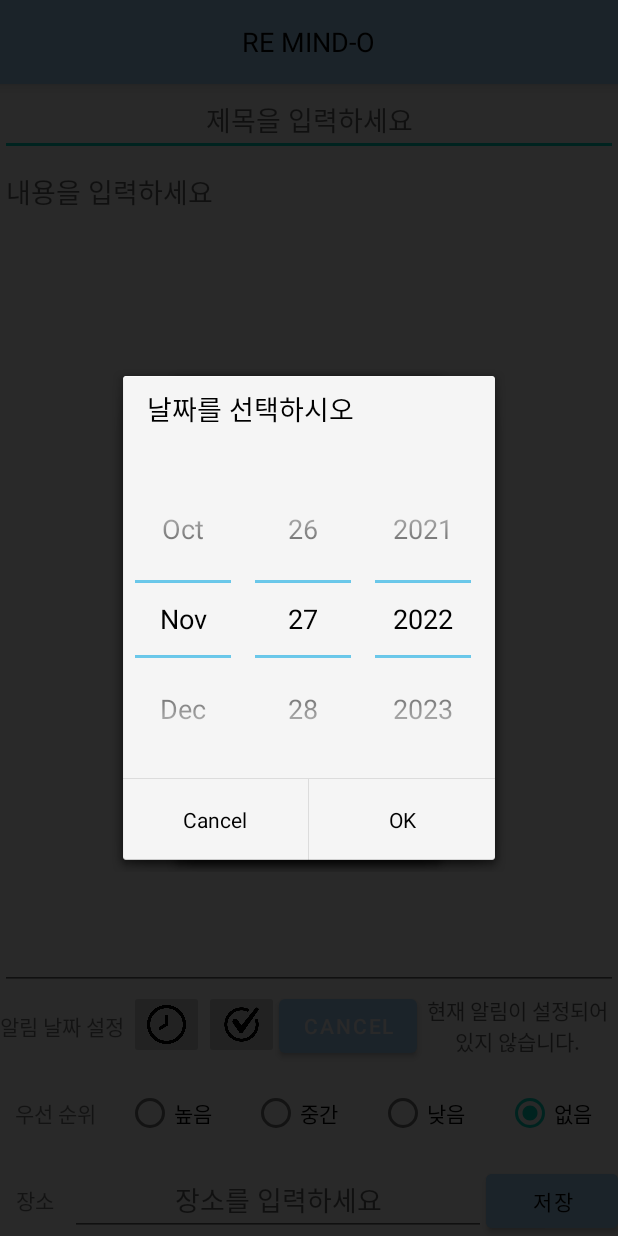
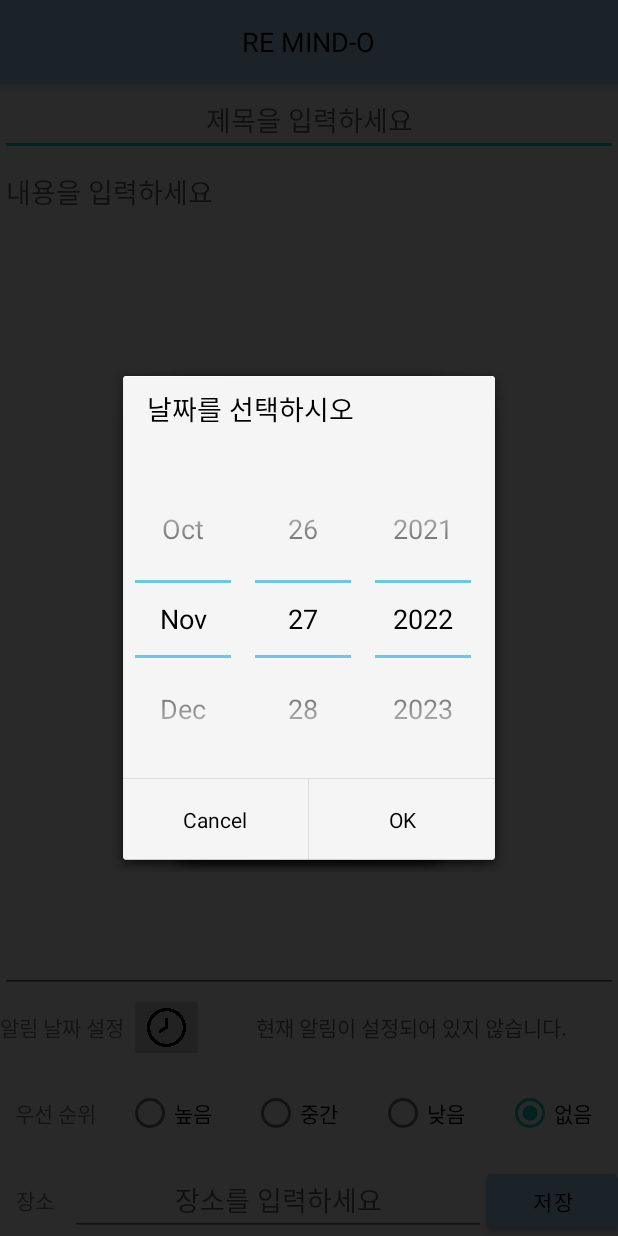
Before and after one commit to gmlwls768/reminder_android, an Android app: the WorkActivity screen opened directly, with no data from a screen before it, after a tap on an icon or button, on a phone screen of 412 x 824 dp. Run offline under Robolectric (Android 15) with nearby library versions, the phone set to English and light mode, and no system bars.

Commit message:
알림 반영버튼 제거(알림 dialog를 통해 설정시 자동으로 TextView에 반영)

```diff
--- a/app/src/main/java/com/example/reminder_project/MainActivity.java
+++ b/app/src/main/java/com/example/reminder_project/MainActivity.java
@@ -65,11 +65,11 @@ public class MainActivity extends AppCompatActivity {
         nonePriorityItem = new LinkedList<>(); //우선순위 없은 목록
 
         while (cursor.moveToNext()) {
-//            String result = "";
-//            for (int i = 0; i < 8; i++) {
-//                result += cursor.getString(i) + " ";
-//            }
-//            System.out.println("DB DATA: " + result);
+            String result = "";
+            for (int i = 0; i < 8; i++) {
+                result += cursor.getString(i) + " ";
+            }
+            System.out.println("DB DATA: " + result);
 
             String tableRowId = cursor.getString(ToDoTable.FIELD_NAME_ON_CREATE); //DB 개인키
 
--- a/app/src/main/java/com/example/reminder_project/WorkActivity.java
+++ b/app/src/main/java/com/example/reminder_project/WorkActivity.java
@@ -48,7 +48,7 @@ public class WorkActivity extends AppCompatActivity {
     EditText placeEdtTxt, titleEdtTxt, contentEdtTxt;
     RadioGroup priorityGroup;
     RadioButton highPriorityBtn, mediumPriorityBtn, lowPriorityBtn, nonePriorityBtn;
-    ImageButton alarmSetBtn, alarmReflectBtn;
+    ImageButton alarmSetBtn;
     TextView AlarmTimeView;
     Button saveBtn;
 
@@ -74,7 +74,6 @@ public class WorkActivity extends AppCompatActivity {
         nonePriorityBtn = (RadioButton) findViewById(R.id.nonePriorityBtn);
 
         alarmSetBtn = (ImageButton) findViewById(R.id.alarmSetBtn);
-        alarmReflectBtn = (ImageButton) findViewById(R.id.alarmReflectBtn);
         AlarmTimeView = (TextView) findViewById(R.id.timeText);
         placeEdtTxt = (EditText) findViewById(R.id.placeEdtTxt);
         saveBtn = (Button) findViewById(R.id.saveBtn);
@@ -125,7 +124,7 @@ public class WorkActivity extends AppCompatActivity {
                 alarmDay = Integer.parseInt(alarmSetTime[2]);
                 alarmHour = Integer.parseInt(alarmSetTime[3]);
                 alarmMinute = Integer.parseInt(alarmSetTime[4]);
-                AlarmTimeView.setText(alarmYear + "." + alarmMonth + "." + alarmDay + "\n" + alarmHour + ":" + alarmMinute);
+                AlarmTimeView.setText(alarmYear + "년" + alarmMonth + "월" + alarmDay + "일" + alarmHour + "시" + alarmMinute + "분");
             }
 
             if(cursor.getString(ToDoTable.FIELD_NAME_LOCATION) != null){ //장소 설정
@@ -143,14 +142,6 @@ public class WorkActivity extends AppCompatActivity {
 
                 showTime(splitedNowTime[3], splitedNowTime[4]);
                 showDate(splitedNowTime[0], splitedNowTime[1], splitedNowTime[2]);
-            }
-        });
-
-        //알림시간 반영
-        alarmReflectBtn.setOnClickListener(new View.OnClickListener() {
-            @Override
-            public void onClick(View view) {
-                AlarmTimeView.setText(alarmYear + "." + alarmMonth + "." + alarmDay + "\n" + alarmHour + ":" + alarmMinute);
             }
         });
 
@@ -222,31 +213,31 @@ public class WorkActivity extends AppCompatActivity {
     }
 
     public void showDate(String sYear, String sMonth, String sDay) {
-        DatePickerDialog datePickerDialog = new DatePickerDialog(this,android.R.style.Theme_Holo_Light_Dialog_NoActionBar, new DatePickerDialog.OnDateSetListener() {
+        DatePickerDialog dialog = new DatePickerDialog(this, android.R.style.Theme_Holo_Light_Dialog_NoActionBar,new DatePickerDialog.OnDateSetListener()
+        {
             @Override
-            public void onDateSet(DatePicker view, int year, int month, int dayOfMonth) {
+            public void onDateSet(DatePicker view, int year, int monthOfYear, int dayOfMonth) {
                 alarmYear = year;
-                alarmMonth = month + 1;
+                alarmMonth = monthOfYear + 1;
                 alarmDay = dayOfMonth;
-
             }
         },Integer.parseInt(sYear),Integer.parseInt(sMonth) -1,Integer.parseInt(sDay));
-        datePickerDialog.getWindow().setBackgroundDrawableResource(android.R.color.transparent);
-        datePickerDialog.setMessage("날짜를 선택하시오");
-        datePickerDialog.show();
+        dialog.getWindow().setBackgroundDrawableResource(android.R.color.transparent);
+        dialog.setMessage("날짜를 선택하시오");
+        dialog.show();
     }
-
     public void showTime(String sHour, String sMinute) {
-        TimePickerDialog timePickerDialog = new TimePickerDialog(this,android.R.style.Theme_Holo_Light_Dialog_NoActionBar, new TimePickerDialog.OnTimeSetListener() {
+        TimePickerDialog dialog = new TimePickerDialog(this,android.R.style.Theme_Holo_Light_Dialog_NoActionBar, new TimePickerDialog.OnTimeSetListener() {
             @Override
             public void onTimeSet(TimePicker view, int hourOfDay, int minute) {
                 alarmHour = hourOfDay;
                 alarmMinute = minute;
+                AlarmTimeView.setText(alarmYear + "년" + alarmMonth + "월" + alarmDay + "일" + alarmHour + "시" + alarmMinute + "분");
             }
         }, Integer.parseInt(sHour), Integer.parseInt(sMinute), true);
-        timePickerDialog.getWindow().setBackgroundDrawableResource(android.R.color.transparent);
-        timePickerDialog.setMessage("시간을 선택하시오");
-        timePickerDialog.show();
+        dialog.getWindow().setBackgroundDrawableResource(android.R.color.transparent);
+        dialog.setMessage("시간을 선택하시오");
+        dialog.show();
     }
 
     public Calendar setAlarmTime() { //날짜 설정 및 Toast 메시지 출력 후 Calender 객체 반환
@@ -262,7 +253,7 @@ public class WorkActivity extends AppCompatActivity {
         calendar.set(Calendar.MINUTE, MINUTE);
         calendar.set(Calendar.SECOND, 0);
 
-        //설정한 날짜를 Toast메시지로 보여줌
+        //설정한 날짜를 Toast 메시지로 보여줌
         Date currentDateTime = calendar.getTime();
         String date = new SimpleDateFormat("yyyy년 MM월 dd일 EE a hh시 mm분", Locale.getDefault()).format(currentDateTime);
         Toast.makeText(getApplicationContext(), date + "으로 알림이 설정되었습니다!", Toast.LENGTH_SHORT).show();
--- a/app/src/main/res/layout/activity_work.xml
+++ b/app/src/main/res/layout/activity_work.xml
@@ -43,18 +43,6 @@
             android:scaleType="fitCenter"
             android:layout_height="wrap_content"
             android:src="@drawable/time_icon" />
-        <ImageButton
-            android:id="@+id/alarmReflectBtn"
-            android:layout_width="50dp"
-            android:adjustViewBounds="true"
-            android:scaleType="fitCenter"
-            android:layout_height="wrap_content"
-            android:src="@drawable/check_icon" />
-        <Button
-            android:layout_width="wrap_content"
-            android:layout_height="wrap_content"
-            android:text="Cancel"
-            android:id="@+id/alarmCancelBtn"></Button>
         <TextView
             android:id="@+id/timeText"
             android:gravity="center"
```
